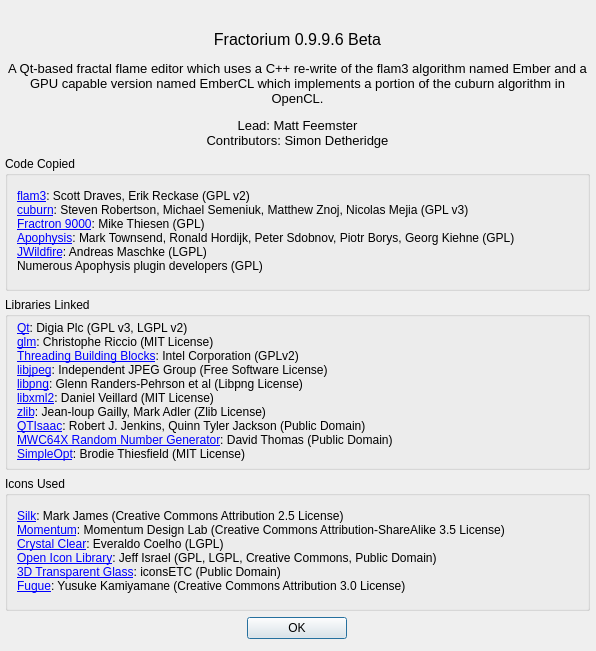
This is Source/Fractorium/AboutDialog.ui in typpos/fractorium as Qt 5 draws it before an edit. The edited form follows.
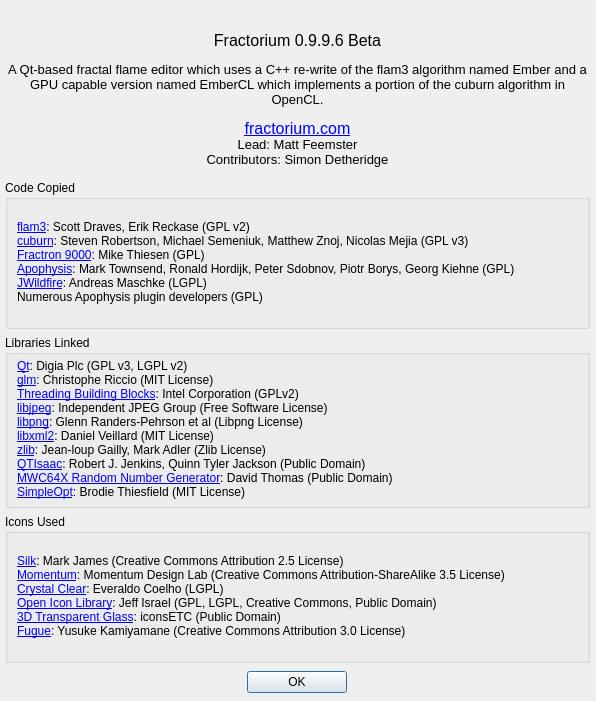
This is the edited form.

Commit message: --User changes  -Add fractorium.com link to the about box.

```diff
--- a/Source/Fractorium/AboutDialog.ui
+++ b/Source/Fractorium/AboutDialog.ui
@@ -7,7 +7,7 @@
     <x>0</x>
     <y>0</y>
     <width>596</width>
-    <height>651</height>
+    <height>701</height>
    </rect>
   </property>
   <property name="sizePolicy">
@@ -40,7 +40,7 @@
      <x>6</x>
      <y>5</y>
      <width>583</width>
-     <height>151</height>
+     <height>170</height>
     </rect>
    </property>
    <property name="sizePolicy">
@@ -58,7 +58,7 @@
     <enum>QFrame::NoFrame</enum>
    </property>
    <property name="text">
-    <string>&lt;html&gt;&lt;head/&gt;&lt;body&gt;&lt;p align=&quot;center&quot;&gt;&lt;br/&gt;Fractorium 0.9.9.6 Beta&lt;/p&gt;&lt;p align=&quot;center&quot;&gt;&lt;span style=&quot; font-size:10pt;&quot;&gt;A Qt-based fractal flame editor which uses a C++ re-write of the flam3 algorithm named Ember and a GPU capable version named EmberCL which implements a portion of the cuburn algorithm in OpenCL.&lt;/span&gt;&lt;/p&gt;&lt;p align=&quot;center&quot;&gt;&lt;span style=&quot; font-size:10pt;&quot;&gt;Lead: Matt Feemster&lt;br/&gt;Contributors: Simon Detheridge&lt;/span&gt;&lt;/p&gt;&lt;/body&gt;&lt;/html&gt;</string>
+    <string>&lt;html&gt;&lt;head/&gt;&lt;body&gt;&lt;p align=&quot;center&quot;&gt;&lt;br/&gt;Fractorium 0.9.9.6 Beta&lt;/p&gt;&lt;p align=&quot;center&quot;&gt;&lt;span style=&quot; font-size:10pt;&quot;&gt;A Qt-based fractal flame editor which uses a C++ re-write of the flam3 algorithm named Ember and a GPU capable version named EmberCL which implements a portion of the cuburn algorithm in OpenCL.&lt;/span&gt;&lt;/p&gt;&lt;p align=&quot;center&quot;&gt;&lt;a href=&quot;http://fractorium.com&quot;&gt;fractorium.com&lt;/a&gt;&lt;span style=&quot; font-size:10pt;&quot;&gt;&lt;br/&gt;Lead: Matt Feemster&lt;br/&gt;Contributors: Simon Detheridge&lt;/span&gt;&lt;/p&gt;&lt;/body&gt;&lt;/html&gt;</string>
    </property>
    <property name="textFormat">
     <enum>Qt::RichText</enum>
@@ -80,7 +80,7 @@
    <property name="geometry">
     <rect>
      <x>5</x>
-     <y>156</y>
+     <y>180</y>
      <width>585</width>
      <height>483</height>
     </rect>
@@ -245,7 +245,17 @@
       </layout>
      </widget>
     </item>
-    <item>
+   </layout>
+  </widget>
+  <widget class="QWidget" name="">
+   <property name="geometry">
+    <rect>
+     <x>5</x>
+     <y>670</y>
+     <width>585</width>
+     <height>25</height>
+    </rect>
+   </property>
      <layout class="QGridLayout" name="AboutOkGridLayout" rowminimumheight="0">
       <property name="verticalSpacing">
        <number>6</number>
@@ -268,8 +278,6 @@
          <string>OK</string>
         </property>
        </widget>
-      </item>
-     </layout>
     </item>
    </layout>
   </widget>
```
Left out of the diff: 6 changed lines with no effect on the pictures. Lines whose indentation alone changed are shown as unchanged.
